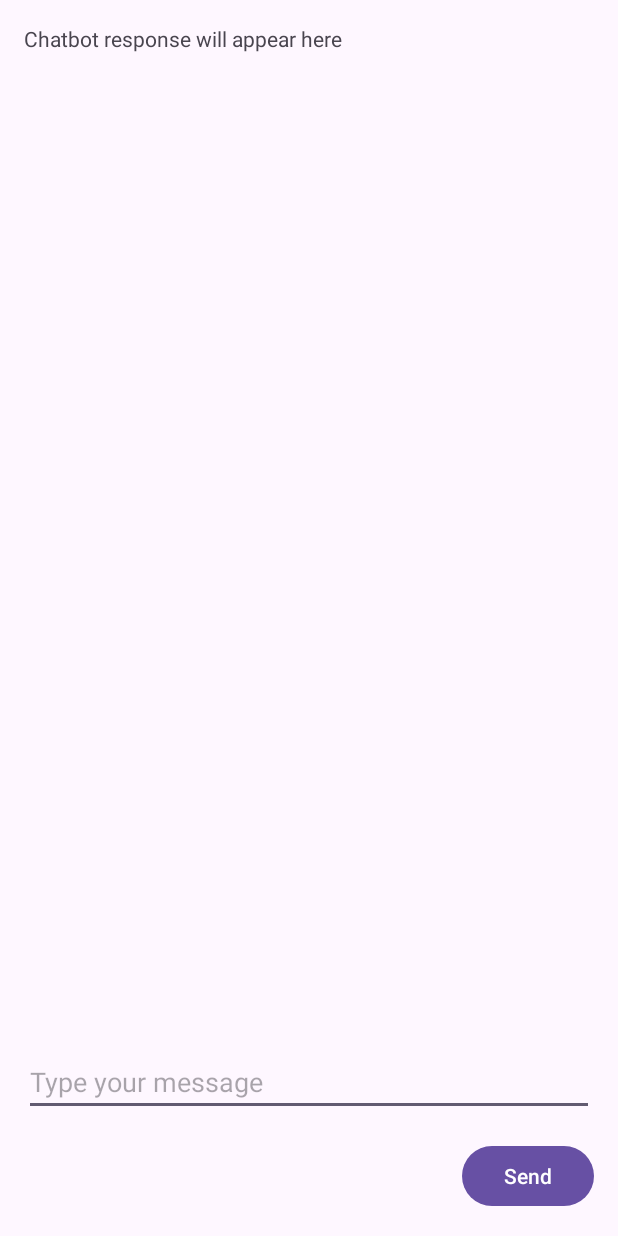
After one commit to michaelis2/Emotify, an Android app: the ChatBot screen opened directly, with no data from a screen before it, on a phone screen of 412 x 824 dp. The commit adds this screen. Run offline under Robolectric (Android 15) with nearby library versions, the phone set to English and light mode, and no system bars; Roboto replaces fonts that are not available here.

Commit message:
tried adding chatbot feature

```diff
--- a/app/build.gradle.kts
+++ b/app/build.gradle.kts
@@ -83,4 +83,10 @@ dependencies {
    // implementation ("com.github.PhilJay:MPAndroidChart:v3.1.0")
 
     implementation("com.github.PhilJay:MPAndroidChart:v3.1.0")
+    implementation (libs.androidx.lifecycle.livedata.ktx)
+    implementation (libs.androidx.lifecycle.viewmodel.ktx.v251)
+    implementation (libs.retrofit)
+    implementation (libs.converter.gson)
+    implementation (libs.okhttp.v492)
+
 }
--- a/app/src/main/AndroidManifest.xml
+++ b/app/src/main/AndroidManifest.xml
@@ -22,6 +22,9 @@
         android:supportsRtl="true"
         android:theme="@style/Theme.Emotify"
         tools:targetApi="31">
+        <activity
+            android:name=".View.ChatBot"
+            android:exported="false" />
         <activity
             android:name=".View.cameraResult"
             android:exported="false" />
--- /dev/null
+++ b/app/src/main/java/com/example/emotify/View/ChatBot.kt
@@ -0,0 +1,76 @@
+package com.example.emotify.View
+
+import android.os.Bundle
+import androidx.activity.enableEdgeToEdge
+import androidx.appcompat.app.AppCompatActivity
+import androidx.core.view.ViewCompat
+import androidx.core.view.WindowInsetsCompat
+import com.example.emotify.R
+import android.widget.Button
+import android.widget.EditText
+import android.widget.TextView
+import android.widget.Toast
+import com.example.emotify.ViewModel.OpenAIApi
+import com.example.emotify.ViewModel.OpenAIRequest
+import com.example.emotify.ViewModel.OpenAIResponse
+import okhttp3.OkHttpClient
+import retrofit2.*
+import retrofit2.converter.gson.GsonConverterFactory
+
+class ChatBot : AppCompatActivity() {
+
+    private lateinit var userInput: EditText
+    private lateinit var chatResponse: TextView
+    private lateinit var sendButton: Button
+    private lateinit var api: OpenAIApi
+
+    override fun onCreate(savedInstanceState: Bundle?) {
+        super.onCreate(savedInstanceState)
+        setContentView(R.layout.activity_chat_bot)
+
+        userInput = findViewById(R.id.userInput)
+        chatResponse = findViewById(R.id.chatResponse)
+        sendButton = findViewById(R.id.sendButton)
+
+        // Initialize Retrofit
+        val retrofit = Retrofit.Builder()
+            .baseUrl("https://api.openai.com/v1/")
+            .addConverterFactory(GsonConverterFactory.create())
+            .client(OkHttpClient())
+            .build()
+
+        api = retrofit.create(OpenAIApi::class.java)
+
+        sendButton.setOnClickListener {
+            val inputText = userInput.text.toString()
+            if (inputText.isNotBlank()) {
+                getChatbotResponse(inputText)
+            } else {
+                Toast.makeText(this, "Please enter a message", Toast.LENGTH_SHORT).show()
+            }
+        }
+    }
+
+    private fun getChatbotResponse(prompt: String) {
+        val request = OpenAIRequest(prompt = prompt)
+
+        api.getResponse(request).enqueue(object : Callback<OpenAIResponse> {
+            override fun onResponse(call: Call<OpenAIResponse>, response: Response<OpenAIResponse>) {
+                println("Response code: ${response.code()}")
+                println("Error body: ${response.errorBody()?.string()}")
+                if (response.isSuccessful) {
+                    val chatbotText = response.body()?.choices?.firstOrNull()?.text?.trim()
+                    chatResponse.text = chatbotText ?: "No response from chatbot"
+                } else {
+                    Toast.makeText(this@ChatBot, "Error: ${response.message()}", Toast.LENGTH_SHORT).show()
+                }
+            }
+
+            override fun onFailure(call: Call<OpenAIResponse>, t: Throwable) {
+                println("Error: ${t.message}")
+                Toast.makeText(this@ChatBot, "Failed to connect to OpenAI", Toast.LENGTH_SHORT).show()
+            }
+        })
+    }
+
+}
--- a/app/src/main/java/com/example/emotify/View/Home.kt
+++ b/app/src/main/java/com/example/emotify/View/Home.kt
@@ -32,7 +32,7 @@ class Home : Fragment() {
         }
         val imageView27: View = rootView.findViewById(R.id.imageView27)
         imageView27.setOnClickListener {
-            val intent = Intent(activity, GetHelp::class.java) // Navigating to Settings activity
+            val intent = Intent(activity, ChatBot::class.java) // Navigating to Settings activity
             startActivity(intent)
         }
         val button4: View = rootView.findViewById(R.id.button4)
--- /dev/null
+++ b/app/src/main/java/com/example/emotify/ViewModel/Choice.kt
@@ -0,0 +1,5 @@
+package com.example.emotify.ViewModel
+
+data class Choice(
+    val text: String
+)
--- /dev/null
+++ b/app/src/main/java/com/example/emotify/ViewModel/OpenAIApi.kt
@@ -0,0 +1,13 @@
+package com.example.emotify.ViewModel
+
+import retrofit2.Call
+import retrofit2.http.Body
+import retrofit2.http.Headers
+import retrofit2.http.POST
+
+@Suppress("unused")
+interface OpenAIApi {
+    @Headers("Authorization: Bearer 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", "Content-Type: application/json")
+    @POST("completions")
+    fun getResponse(@Body request: OpenAIRequest): Call<OpenAIResponse>
+}
--- /dev/null
+++ b/app/src/main/java/com/example/emotify/ViewModel/OpenAIResponse.kt
@@ -0,0 +1,5 @@
+package com.example.emotify.ViewModel
+
+data class OpenAIResponse(
+    val choices: List<Choice>
+)
--- /dev/null
+++ b/app/src/main/res/layout/activity_chat_bot.xml
@@ -0,0 +1,41 @@
+<?xml version="1.0" encoding="utf-8"?>
+
+<androidx.constraintlayout.widget.ConstraintLayout
+xmlns:android="http://schemas.android.com/apk/res/android"
+xmlns:app="http://schemas.android.com/apk/res-auto"
+xmlns:tools="http://schemas.android.com/tools"
+android:layout_width="match_parent"
+android:layout_height="match_parent"
+tools:context=".View.ChatBot">
+
+<EditText
+    android:id="@+id/userInput"
+    android:layout_width="0dp"
+    android:layout_height="wrap_content"
+    android:layout_margin="16dp"
+    android:hint="Type your message"
+    app:layout_constraintBottom_toTopOf="@+id/sendButton"
+    app:layout_constraintEnd_toEndOf="parent"
+    app:layout_constraintStart_toStartOf="parent" />
+
+<Button
+    android:id="@+id/sendButton"
+    android:layout_width="wrap_content"
+    android:layout_height="wrap_content"
+    android:layout_margin="16dp"
+    android:text="Send"
+    app:layout_constraintBottom_toBottomOf="parent"
+    app:layout_constraintEnd_toEndOf="parent" />
+
+<TextView
+    android:id="@+id/chatResponse"
+    android:layout_width="0dp"
+    android:layout_height="0dp"
+    android:layout_margin="16dp"
+    android:text="Chatbot response will appear here"
+    app:layout_constraintBottom_toTopOf="@+id/userInput"
+    app:layout_constraintEnd_toEndOf="parent"
+    app:layout_constraintStart_toStartOf="parent"
+    app:layout_constraintTop_toTopOf="parent" />
+
+</androidx.constraintlayout.widget.ConstraintLayout>
```
Also changed, not shown: app/src/main/java/com/example/emotify/View/journalCalendar.kt (+11 -8 lines), app/src/main/java/com/example/emotify/View/journalEntry.kt (+64 -8 lines), app/src/main/java/com/example/emotify/ViewModel/OpenAIRequest.kt (added, +8 -0 lines), app/src/main/res/layout/activity_journal_entry.xml (+12 -2 lines), gradle/libs.versions.toml (+10 -0 lines), app/src/main/java/com/example/emotify/Model/CameraRepository.kt (added).
